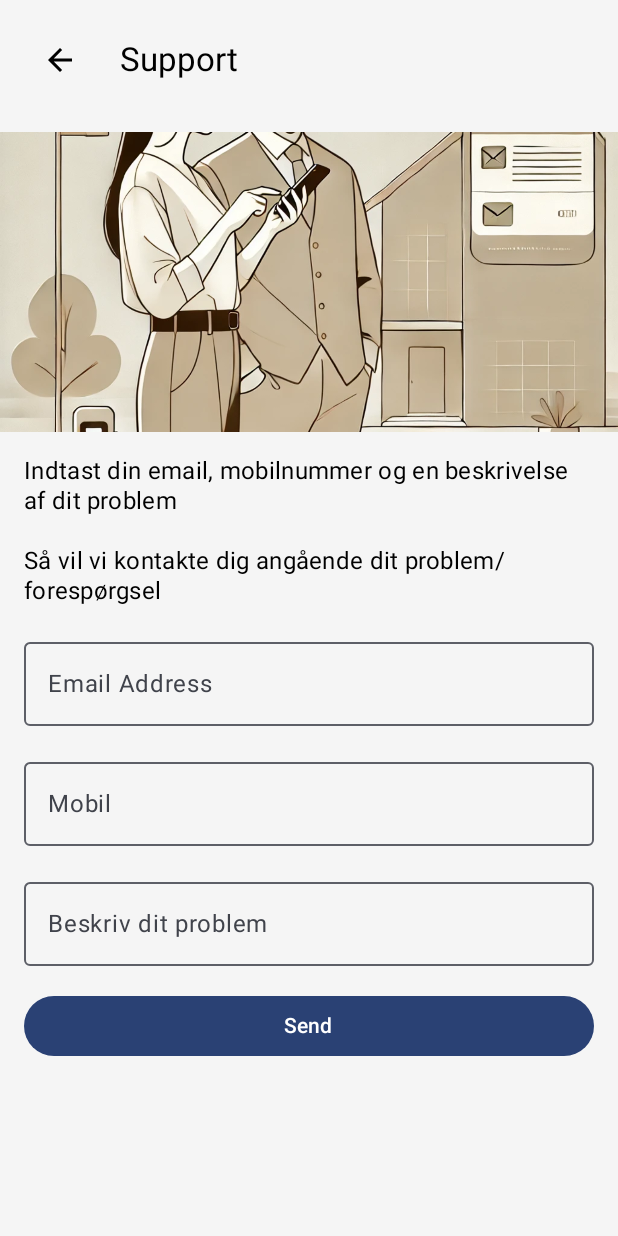
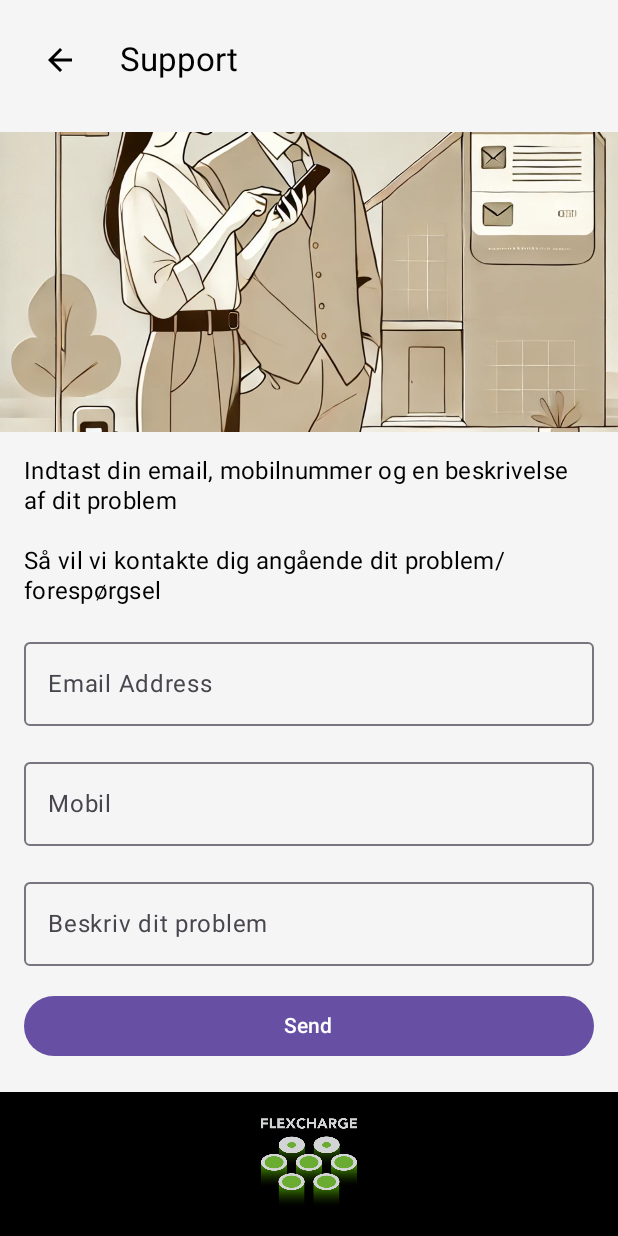
Before and after one commit to PhilipAmtrup/FLEXCHARGE-app, an Android app built with Jetpack Compose: the composable FlexChargeApp shown on its own in the app's theme, after a tap on "Jeg har et andet problem?", on a phone screen of 412 x 824 dp. Run offline under Robolectric (Android 15) with nearby library versions, the phone set to English and light mode, and no system bars.

Commit message:
Bottombar tilføjet til supportform igen

```diff
--- a/app/src/main/java/com/example/flexcharge_app/view/components/SupportFormScreen.kt
+++ b/app/src/main/java/com/example/flexcharge_app/view/components/SupportFormScreen.kt
@@ -165,5 +165,10 @@ fun SupportFormScreen(
                 }
             }
         }
+        // Fixed Bottom Bar
+        BottomBarWithLogo(
+            modifier = Modifier
+                .align(Alignment.BottomCenter)
+        )// Keep the bottom bar fixed at the bottom
     }
 }
--- a/app/src/main/java/com/example/flexcharge_app/view/theme/Theme.kt
+++ /dev/null
@@ -1,57 +0,0 @@
-package com.example.flexcharge_app.view.theme
-
-import android.os.Build
-import androidx.compose.foundation.isSystemInDarkTheme
-import androidx.compose.material3.MaterialTheme
-import androidx.compose.material3.darkColorScheme
-import androidx.compose.material3.dynamicDarkColorScheme
-import androidx.compose.material3.dynamicLightColorScheme
-import androidx.compose.material3.lightColorScheme
-import androidx.compose.runtime.Composable
-import androidx.compose.ui.platform.LocalContext
-
-private val DarkColorScheme = darkColorScheme(
-    primary = Purple80,
-    secondary = PurpleGrey80,
-    tertiary = Pink80
-)
-
-private val LightColorScheme = lightColorScheme(
-    primary = Purple40,
-    secondary = PurpleGrey40,
-    tertiary = Pink40
-
-    /* Other default colors to override
-    background = Color(0xFFFFFBFE),
-    surface = Color(0xFFFFFBFE),
-    onPrimary = Color.White,
-    onSecondary = Color.White,
-    onTertiary = Color.White,
-    onBackground = Color(0xFF1C1B1F),
-    onSurface = Color(0xFF1C1B1F),
-    */
-)
-
-@Composable
-fun FLEXCHARGEappTheme(
-    darkTheme: Boolean = isSystemInDarkTheme(),
-    // Dynamic color is available on Android 12+
-    dynamicColor: Boolean = true,
-    content: @Composable () -> Unit
-) {
-    val colorScheme = when {
-        dynamicColor && Build.VERSION.SDK_INT >= Build.VERSION_CODES.S -> {
-            val context = LocalContext.current
-            if (darkTheme) dynamicDarkColorScheme(context) else dynamicLightColorScheme(context)
-        }
-
-        darkTheme -> DarkColorScheme
-        else -> LightColorScheme
-    }
-
-    MaterialTheme(
-        colorScheme = colorScheme,
-        typography = Typography,
-        content = content
-    )
-}
--- a/app/src/main/java/com/example/flexcharge_app/view/theme/Type.kt
+++ /dev/null
@@ -1,34 +0,0 @@
-package com.example.flexcharge_app.view.theme
-
-import androidx.compose.material3.Typography
-import androidx.compose.ui.text.TextStyle
-import androidx.compose.ui.text.font.FontFamily
-import androidx.compose.ui.text.font.FontWeight
-import androidx.compose.ui.unit.sp
-
-// Set of Material typography styles to start with
-val Typography = Typography(
-    bodyLarge = TextStyle(
-        fontFamily = FontFamily.Default,
-        fontWeight = FontWeight.Normal,
-        fontSize = 16.sp,
-        lineHeight = 24.sp,
-        letterSpacing = 0.5.sp
-    )
-    /* Other default text styles to override
-    titleLarge = TextStyle(
-        fontFamily = FontFamily.Default,
-        fontWeight = FontWeight.Normal,
-        fontSize = 22.sp,
-        lineHeight = 28.sp,
-        letterSpacing = 0.sp
-    ),
-    labelSmall = TextStyle(
-        fontFamily = FontFamily.Default,
-        fontWeight = FontWeight.Medium,
-        fontSize = 11.sp,
-        lineHeight = 16.sp,
-        letterSpacing = 0.5.sp
-    )
-    */
-)
```
Also changed, not shown: app/src/main/java/com/example/flexcharge_app/view/theme/Color.kt (deleted, +0 -11 lines).
